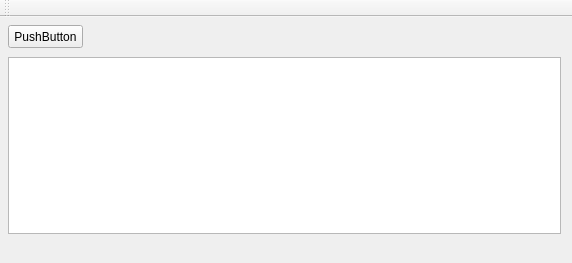
Above: xboxsdk.ui from xboxsdk/XboxSDK-API-Example-CPP before the change. Below: the same form after it.
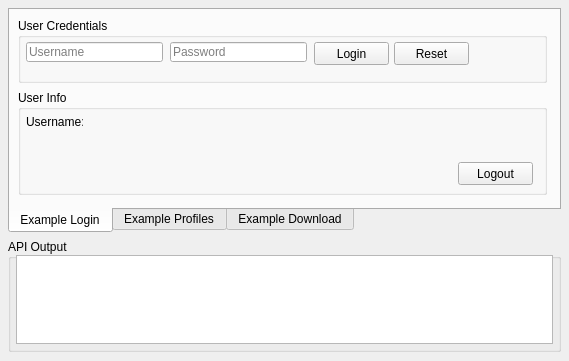
That is the form after the change.

What changed in the file:
```diff
--- a/xboxsdk.ui
+++ b/xboxsdk.ui
@@ -6,56 +6,249 @@
    <rect>
     <x>0</x>
     <y>0</y>
-    <width>572</width>
-    <height>263</height>
+    <width>569</width>
+    <height>361</height>
    </rect>
   </property>
   <property name="windowTitle">
    <string>XboxSDK</string>
   </property>
   <widget class="QWidget" name="centralWidget">
-   <widget class="QPushButton" name="pushButton">
+   <widget class="QTabWidget" name="tabWidget">
     <property name="geometry">
      <rect>
       <x>8</x>
       <y>8</y>
-      <width>75</width>
-      <height>23</height>
+      <width>553</width>
+      <height>225</height>
      </rect>
     </property>
-    <property name="text">
-     <string>PushButton</string>
+    <property name="tabPosition">
+     <enum>QTabWidget::South</enum>
     </property>
+    <property name="tabShape">
+     <enum>QTabWidget::Rounded</enum>
+    </property>
+    <property name="currentIndex">
+     <number>0</number>
+    </property>
+    <property name="elideMode">
+     <enum>Qt::ElideLeft</enum>
+    </property>
+    <property name="movable">
+     <bool>true</bool>
+    </property>
+    <widget class="QWidget" name="tab">
+     <attribute name="title">
+      <string>Example Login</string>
+     </attribute>
+     <widget class="QGroupBox" name="groupBox_2">
+      <property name="geometry">
+       <rect>
+        <x>8</x>
+        <y>8</y>
+        <width>529</width>
+        <height>65</height>
+       </rect>
+      </property>
+      <property name="title">
+       <string>User Credentials</string>
+      </property>
+      <widget class="QLineEdit" name="txtPassword">
+       <property name="geometry">
+        <rect>
+         <x>152</x>
+         <y>24</y>
+         <width>137</width>
+         <height>20</height>
+        </rect>
+       </property>
+       <property name="inputMask">
+        <string/>
+       </property>
+       <property name="text">
+        <string/>
+       </property>
+       <property name="maxLength">
+        <number>32767</number>
+       </property>
+       <property name="echoMode">
+        <enum>QLineEdit::PasswordEchoOnEdit</enum>
+       </property>
+       <property name="placeholderText">
+        <string>Password</string>
+       </property>
+      </widget>
+      <widget class="QPushButton" name="btnLogin">
+       <property name="geometry">
+        <rect>
+         <x>296</x>
+         <y>24</y>
+         <width>75</width>
+         <height>23</height>
+        </rect>
+       </property>
+       <property name="text">
+        <string>Login</string>
+       </property>
+      </widget>
+      <widget class="QLineEdit" name="txtUsername">
+       <property name="geometry">
+        <rect>
+         <x>8</x>
+         <y>24</y>
+         <width>137</width>
+         <height>20</height>
+        </rect>
+       </property>
+       <property name="inputMask">
+        <string/>
+       </property>
+       <property name="text">
+        <string/>
+       </property>
+       <property name="maxLength">
+        <number>32767</number>
+       </property>
+       <property name="placeholderText">
+        <string>Username</string>
+       </property>
+      </widget>
+      <widget class="QPushButton" name="btnReset">
+       <property name="geometry">
+        <rect>
+         <x>376</x>
+         <y>24</y>
+         <width>75</width>
+         <height>23</height>
+        </rect>
+       </property>
+       <property name="text">
+        <string>Reset</string>
+       </property>
+      </widget>
+     </widget>
+     <widget class="QGroupBox" name="grpLoginInfo">
+      <property name="enabled">
+       <bool>true</bool>
+      </property>
+      <property name="geometry">
+       <rect>
+        <x>8</x>
+        <y>80</y>
+        <width>529</width>
+        <height>105</height>
+       </rect>
+      </property>
+      <property name="title">
+       <string>User Info</string>
+      </property>
+      <property name="flat">
+       <bool>false</bool>
+      </property>
+      <property name="checkable">
+       <bool>false</bool>
+      </property>
+      <widget class="QPushButton" name="btnLogout">
+       <property name="geometry">
+        <rect>
+         <x>440</x>
+         <y>72</y>
+         <width>75</width>
+         <height>23</height>
+        </rect>
+       </property>
+       <property name="text">
+        <string>Logout</string>
+       </property>
+      </widget>
+      <widget class="QLabel" name="label">
+       <property name="geometry">
+        <rect>
+         <x>8</x>
+         <y>24</y>
+         <width>57</width>
+         <height>16</height>
+        </rect>
+       </property>
+       <property name="text">
+        <string>Username:</string>
+       </property>
+      </widget>
+     </widget>
+    </widget>
+    <widget class="QWidget" name="tab_2">
+     <attribute name="title">
+      <string>Example Profiles</string>
+     </attribute>
+    </widget>
+    <widget class="QWidget" name="tab_3">
+     <attribute name="title">
+      <string>Example Download</string>
+     </attribute>
+     <widget class="QPushButton" name="pushButton">
+      <property name="geometry">
+       <rect>
+        <x>72</x>
+        <y>88</y>
+        <width>75</width>
+        <height>23</height>
+       </rect>
+      </property>
+      <property name="text">
+       <string>Query API</string>
+      </property>
+     </widget>
+    </widget>
    </widget>
-   <widget class="QListWidget" name="listWidget">
+   <widget class="QGroupBox" name="groupBox">
     <property name="geometry">
      <rect>
       <x>8</x>
-      <y>40</y>
+      <y>239</y>
       <width>553</width>
-      <height>177</height>
+      <height>113</height>
      </rect>
     </property>
+    <property name="title">
+     <string>API Output</string>
+    </property>
+    <widget class="QListWidget" name="dbgOut">
+     <property name="geometry">
+      <rect>
+       <x>8</x>
+       <y>16</y>
+       <width>537</width>
+       <height>89</height>
+      </rect>
+     </property>
+     <property name="autoScroll">
+      <bool>true</bool>
+     </property>
+     <property name="autoScrollMargin">
+      <number>3</number>
+     </property>
+     <property name="editTriggers">
+      <set>QAbstractItemView::NoEditTriggers</set>
+     </property>
+     <property name="showDropIndicator" stdset="0">
+      <bool>false</bool>
+     </property>
+     <property name="dragDropMode">
+      <enum>QAbstractItemView::NoDragDrop</enum>
+     </property>
+     <property name="alternatingRowColors">
+      <bool>true</bool>
+     </property>
+     <property name="movement">
+      <enum>QListView::Free</enum>
+     </property>
+     <property name="flow">
+      <enum>QListView::TopToBottom</enum>
+     </property>
+    </widget>
    </widget>
   </widget>
-  <widget class="QMenuBar" name="menuBar">
-   <property name="geometry">
-    <rect>
-     <x>0</x>
-     <y>0</y>
-     <width>572</width>
-     <height>21</height>
-    </rect>
-   </property>
-  </widget>
-  <widget class="QToolBar" name="mainToolBar">
-   <attribute name="toolBarArea">
-    <enum>TopToolBarArea</enum>
-   </attribute>
-   <attribute name="toolBarBreak">
-    <bool>false</bool>
-   </attribute>
-  </widget>
  </widget>
  <layoutdefault spacing="6" margin="11"/>
  <resources/>
```
